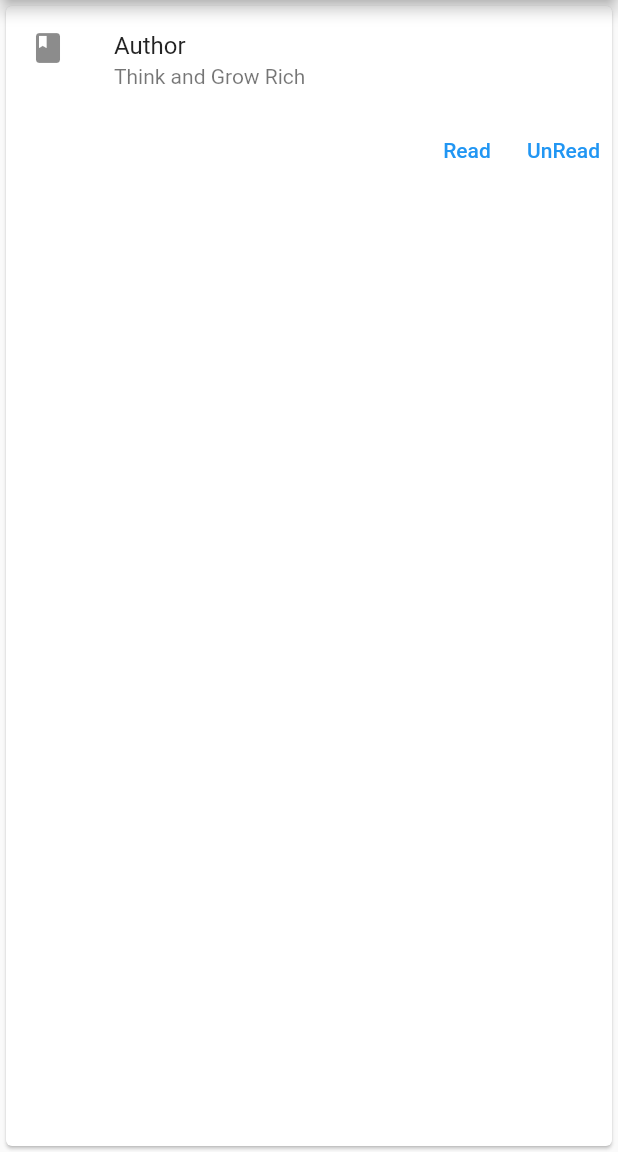
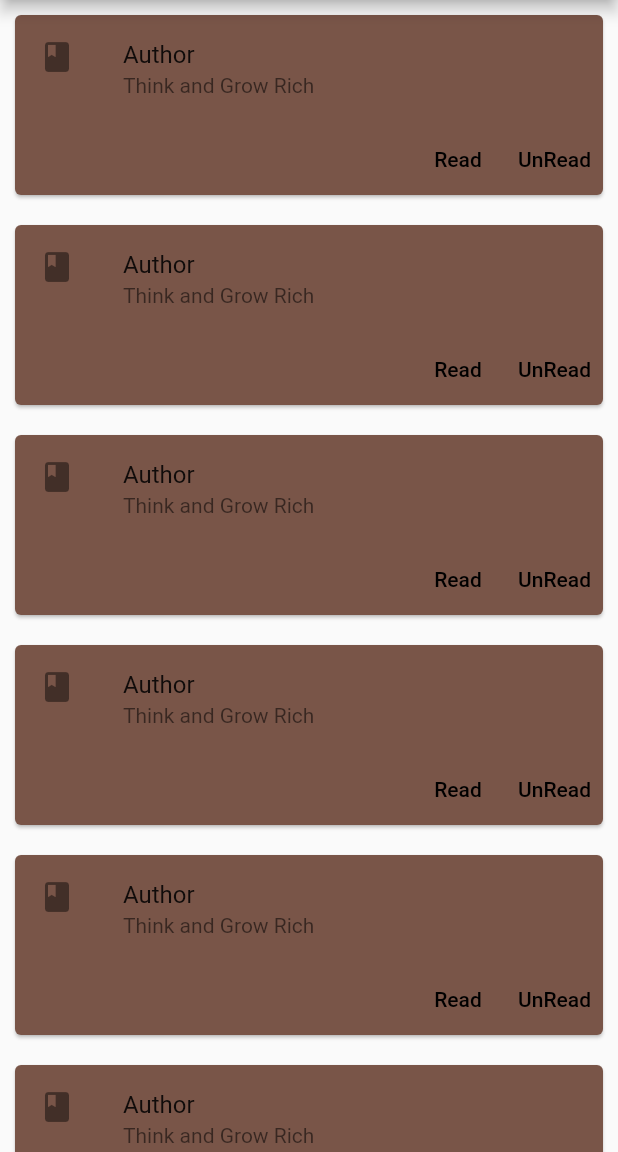
Before and after one commit to Aamirkhan55/flutter_card, a Flutter app: the screen it shows after launch, on a phone screen of 412 x 824 dp, the part 84-1236 px from its top. Run offline on Flutter 3.47's test engine with Material 2 defaults, Android fonts, the phone set to English and light mode, and no system bars.

Commit message:
Card/List

```diff
--- a/lib/screens/card_screen.dart
+++ b/lib/screens/card_screen.dart
@@ -1,3 +1,5 @@
+import 'dart:math';
+
 import 'package:flutter/material.dart';
 
 class CardScreen extends StatelessWidget {
@@ -15,8 +17,21 @@ class CardScreen extends StatelessWidget {
           ),
           ),
       ),
-      body: Card(
+      body: ListView.builder(
+        itemCount: 15,
+        itemBuilder: (context, index) {
+          return _cardItem();
+        }
+         )
+    );
+  }
+
+ _cardItem () {
+  return Card(
+        color: Colors.primaries[Random().nextInt(Colors.primaries.length)],
+        margin: const EdgeInsets.all(10.0),
         child: Column(
+          mainAxisSize: MainAxisSize.min,
           children:  [
             const ListTile(
               leading:  Icon(Icons.book),
@@ -28,17 +43,26 @@ class CardScreen extends StatelessWidget {
               children: [
                 TextButton(
                   onPressed: () {},
-                   child: const Text('Read'),
+                   child: const Text(
+                    'Read',
+                    style: TextStyle(
+                      color: Colors.black
+                    ),
+                    ),
                    ),
                 TextButton(
                   onPressed: () {},
-                  child: const Text('UnRead'),
+                  child: const Text(
+                    'UnRead',
+                    style: TextStyle(
+                      color: Colors.black,
+                    ),
+                    ),
                   )
               ],
-            )
+            ),
             ],
         ),
-      ),
-    );
-  }
+      );
 }
+}
```
